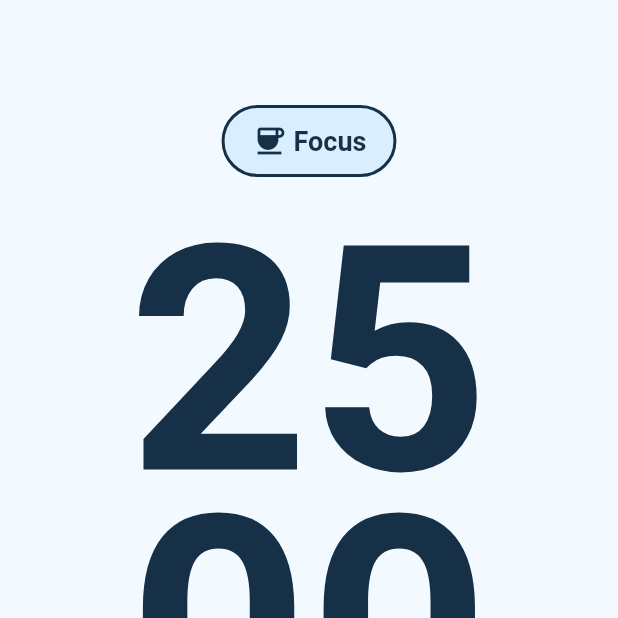
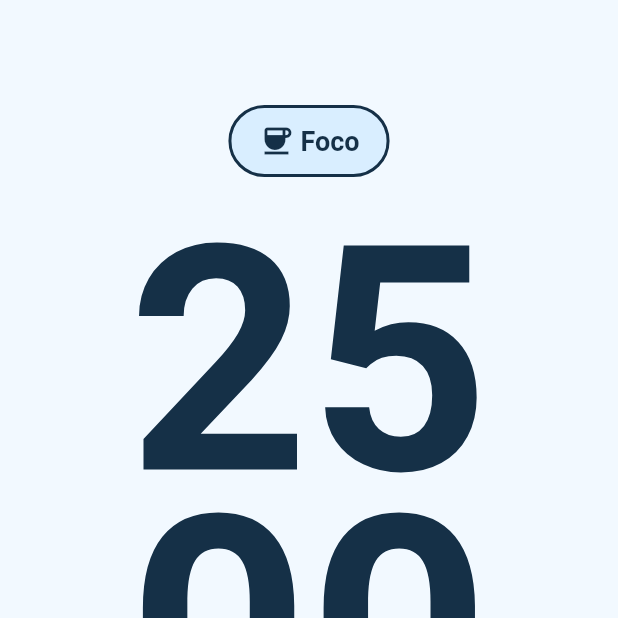
Before and after one commit to BrunoMoraes-Z/pomodoro, a Flutter app: the screen it shows after launch, on a phone screen of 412 x 824 dp, the top half of it. Run offline on Flutter 3.47's test engine with Material 2 defaults, Android fonts, the phone set to English and light mode, and no system bars; our stand-ins replace shared_preferences; missing offline and left inert: dart:js.

Commit message:
change name of states

```diff
--- a/lib/screens/home_page.dart
+++ b/lib/screens/home_page.dart
@@ -60,8 +60,8 @@ class _HomePageState extends State<HomePage> {
                           const SizedBox(width: 4),
                           Text(
                             pomodoroController.type == TimeType.focus
-                                ? 'Focus'
-                                : 'Relax',
+                                ? 'Foco'
+                                : 'Pausa',
                             style: TextStyle(
                               fontSize: 18,
                               color: constants.blue3,
```
